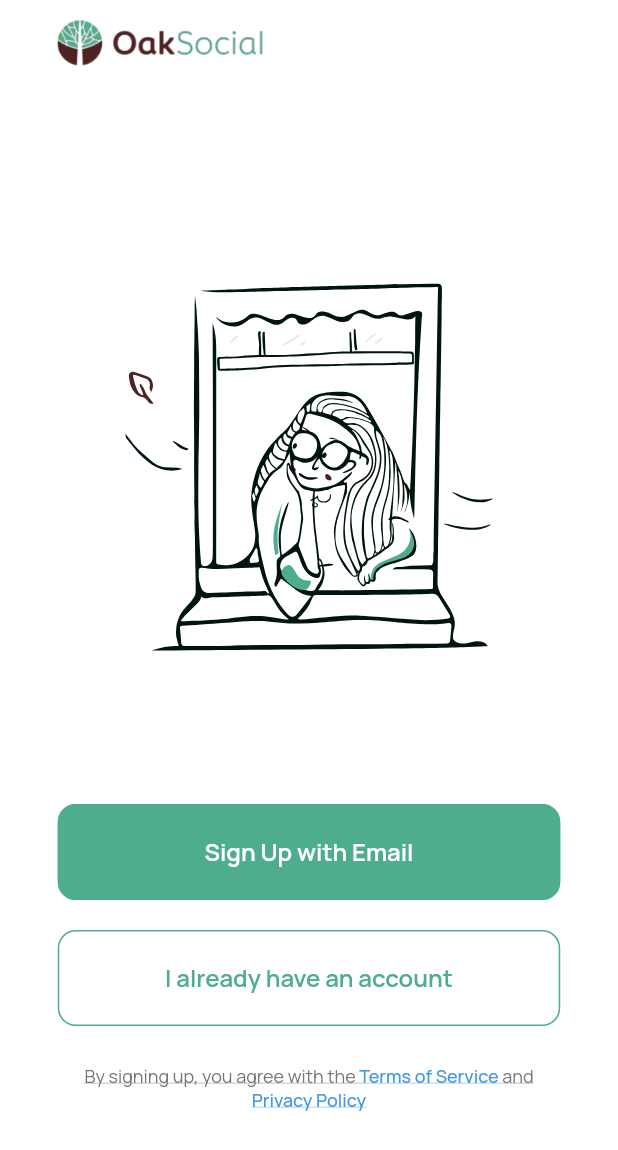
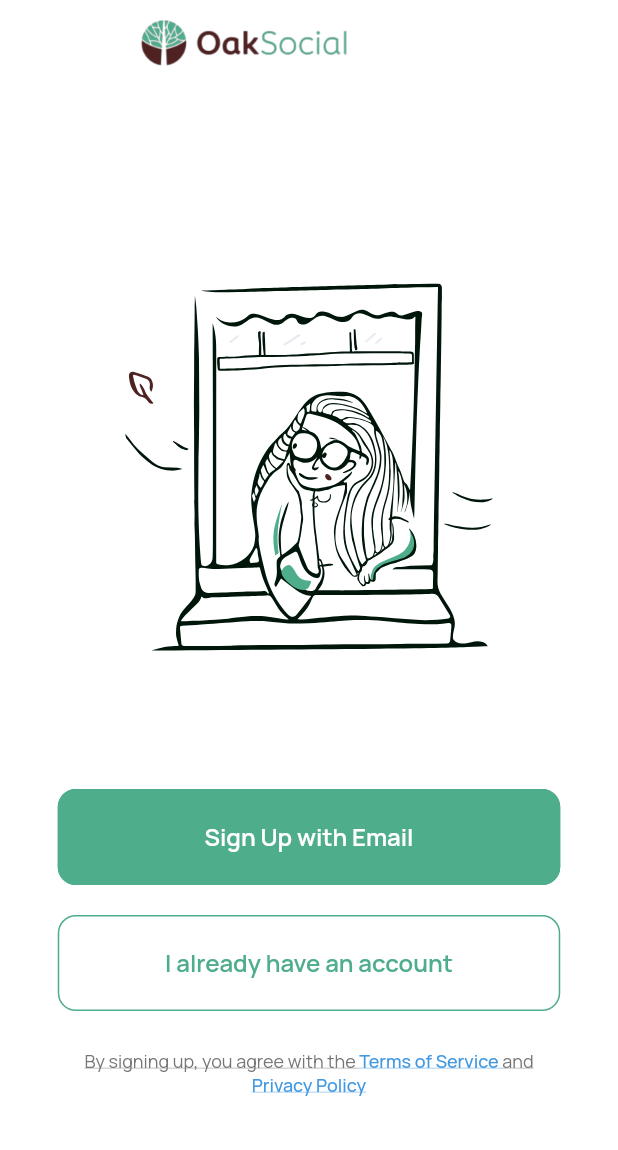
Before and after one commit to cr34t1ve/OakSocial, a Flutter app: the Welcome screen opened directly, on a phone screen of 412 x 824 dp. Shown: the top 1150 px of the screen. Run offline on Flutter 3.47's test engine with Material 2 defaults, Android fonts, the phone set to English and light mode, and no system bars; our stand-ins replace flutter_svg.

```diff
--- a/lib/main.dart
+++ b/lib/main.dart
@@ -1,10 +1,11 @@
 import 'package:flutter/material.dart';
 import 'package:oak_social/screens/onboarding/onboarding.dart';
+import 'package:oak_social/screens/signin/signin.dart';
 import 'package:oak_social/screens/welcome/welcome.dart';
 
 void main() {
   runApp(MaterialApp(
-    home: Welcome(),
+    home: SignIn(),
     debugShowCheckedModeBanner: false,
   ));
 }
--- a/lib/screens/welcome/welcome.dart
+++ b/lib/screens/welcome/welcome.dart
@@ -30,7 +30,7 @@ class Welcome extends StatelessWidget {
             ],
           ),
           SizedBox(
-            height: 101.0,
+            height: 91.0,
           ),
           DefaultButton(
             text: 'Sign Up with Email',
```
Also changed, not shown: lib/screens/signin/signin.dart (added, +19 -0 lines).
